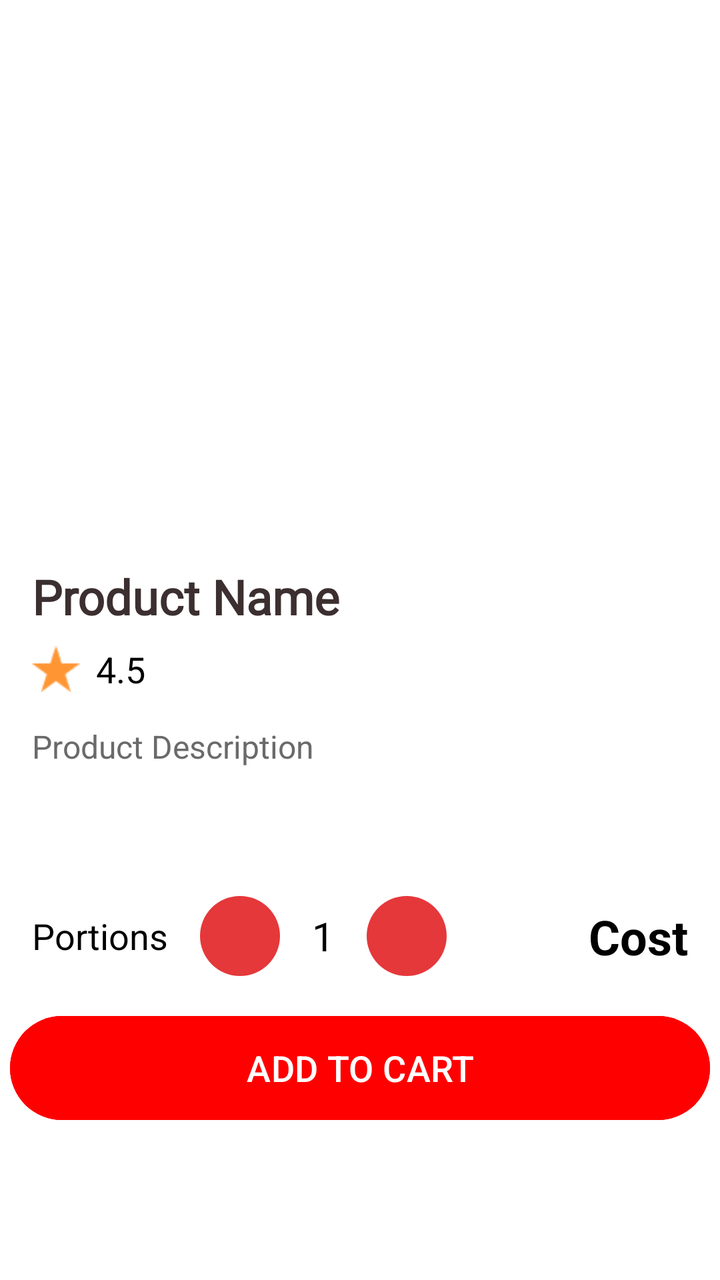
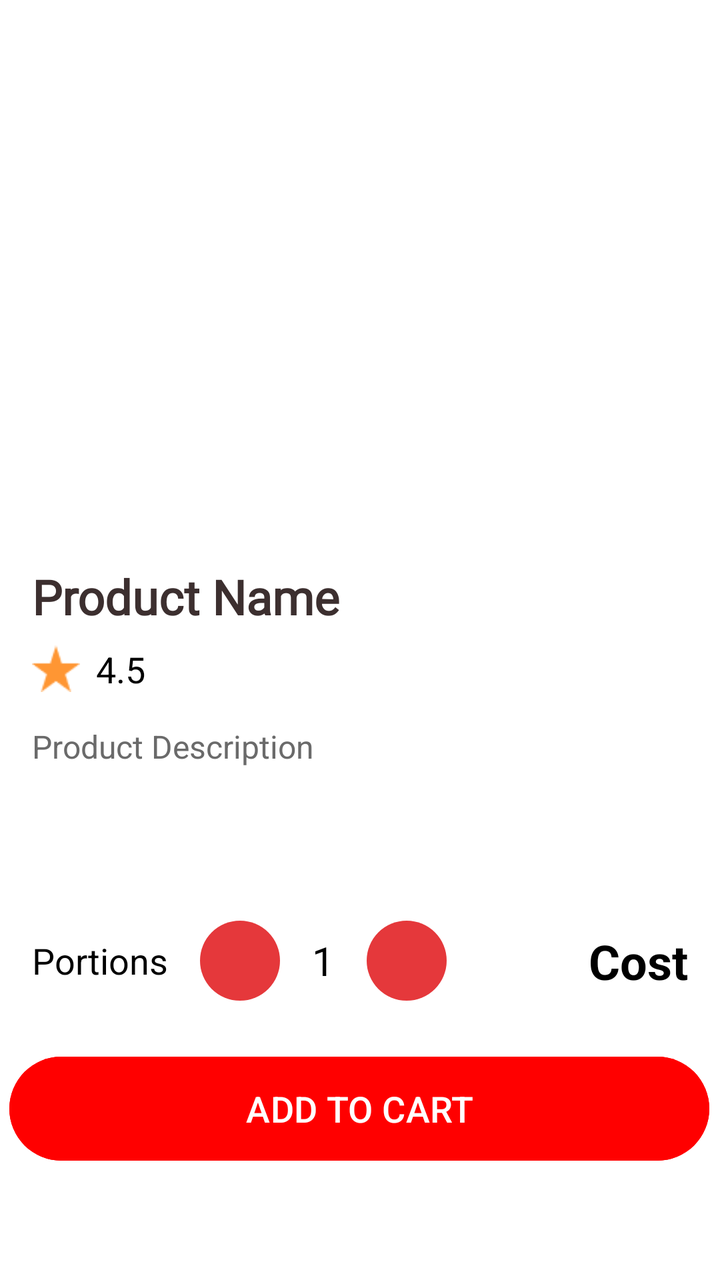

Before-and-after screenshots of an Android layout around one commit, followed by the original layout XML and the change that was made.
<!-- AndroidManifest.xml: application theme Theme.Foodie -->
<!-- res/layout/activity_product_details.xml -->
<?xml version="1.0" encoding="utf-8"?>
<androidx.constraintlayout.widget.ConstraintLayout xmlns:android="http://schemas.android.com/apk/res/android"
    xmlns:app="http://schemas.android.com/apk/res-auto"
    xmlns:tools="http://schemas.android.com/tools"
    android:id="@+id/main"
    android:background="@color/white"
    android:layout_width="match_parent"
    android:layout_height="match_parent"
    tools:context=".ProductDetailsActivity">

    <ImageView
        android:id="@+id/productImageView"
        android:layout_width="0dp"
        android:layout_height="250dp"
        android:layout_marginTop="16dp"
        app:layout_constraintTop_toTopOf="parent"
        app:layout_constraintStart_toStartOf="parent"
        app:layout_constraintEnd_toEndOf="parent"
        android:layout_marginStart="16dp"
        android:layout_marginEnd="16dp"
        android:scaleType="fitCenter"/>

    <TextView
        android:id="@+id/productNameTextView"
        android:layout_width="0dp"
        android:layout_height="wrap_content"
        android:layout_marginTop="16dp"
        android:fontFamily="@font/roboto"
        android:text="Product Name"
        android:textColor="#3C2F2F"
        android:textSize="24sp"
        android:textStyle="bold"
        app:layout_constraintTop_toBottomOf="@+id/productImageView"
        app:layout_constraintStart_toStartOf="@id/productImageView"
        app:layout_constraintEnd_toEndOf="@id/productImageView"/>

    <ImageView
        android:id="@+id/imageView3"
        android:layout_width="24dp"
        android:layout_height="24dp"
        android:src="@drawable/star"
        app:layout_constraintStart_toStartOf="@id/productNameTextView"
        app:layout_constraintTop_toBottomOf="@id/productNameTextView"
        android:layout_marginTop="8dp"/>

    <TextView
        android:id="@+id/productRatingTextView"
        android:layout_width="wrap_content"
        android:layout_height="wrap_content"
        android:text="4.5"
        android:textColor="@color/black"
        android:textSize="18sp"
        app:layout_constraintStart_toEndOf="@id/imageView3"
        app:layout_constraintTop_toTopOf="@id/imageView3"
        app:layout_constraintBottom_toBottomOf="@id/imageView3"
        android:layout_marginStart="8dp"/>

    <TextView
        android:id="@+id/productDescriptionTextView"
        android:layout_width="0dp"
        android:layout_height="0dp"
        android:layout_marginTop="16dp"
        android:layout_marginBottom="16dp"
        android:text="Product Description"
        android:textColor="#6A6A6A"
        android:textSize="16sp"
        app:layout_constraintBottom_toTopOf="@+id/pricePortionContainer"
        app:layout_constraintEnd_toEndOf="@id/productImageView"
        app:layout_constraintStart_toStartOf="@id/productImageView"
        app:layout_constraintTop_toBottomOf="@+id/imageView3" />

    <androidx.constraintlayout.widget.ConstraintLayout
        android:id="@+id/pricePortionContainer"
        android:layout_width="0dp"
        android:layout_height="wrap_content"
        android:layout_marginBottom="16dp"
        app:layout_constraintBottom_toTopOf="@id/addToCartButton"
        app:layout_constraintStart_toStartOf="@id/productImageView"
        app:layout_constraintEnd_toEndOf="@id/productImageView">

        <LinearLayout
            android:id="@+id/portionsLinearLayout"
            android:layout_width="wrap_content"
            android:layout_height="wrap_content"
            android:gravity="center_vertical"
            android:orientation="horizontal"
            app:layout_constraintBottom_toBottomOf="parent"
            app:layout_constraintStart_toStartOf="parent"
            app:layout_constraintTop_toTopOf="parent">

            <TextView
                android:layout_width="wrap_content"
                android:layout_height="wrap_content"
                android:layout_marginEnd="16dp"
                android:text="Portions"
                android:textColor="@android:color/black"
                android:textSize="18sp" />

            <Button
                android:id="@+id/decreasePortionButton"
                android:layout_width="40dp"
                android:layout_height="40dp"
                android:insetTop="0dp"
                android:insetBottom="0dp"
                android:text="-"
                android:textColor="@color/white"
                android:textSize="30sp"
                app:backgroundTint="@color/redImp" />

            <TextView
                android:id="@+id/portionCountTextView"
                android:layout_width="wrap_content"
                android:layout_height="wrap_content"
                android:layout_marginStart="16dp"
                android:layout_marginEnd="16dp"
                android:text="1"
                android:textColor="@android:color/black"
                android:textSize="20sp" />

            <Button
                android:id="@+id/increasePortionButton"
                android:layout_width="40dp"
                android:layout_height="40dp"
                android:insetTop="0dp"
                android:insetBottom="0dp"
                android:text="+"
                android:textColor="@color/white"
                android:textSize="30sp"
                app:backgroundTint="@color/redImp" />
        </LinearLayout>

        <TextView
            android:id="@+id/productCostView"
            android:layout_width="wrap_content"
            android:layout_height="wrap_content"
            android:text="Cost"
            android:textAlignment="viewEnd"
            android:textColor="@android:color/black"
            android:textSize="24sp"
            android:textStyle="bold"
            app:layout_constraintBottom_toBottomOf="parent"
            app:layout_constraintEnd_toEndOf="parent"
            app:layout_constraintTop_toTopOf="parent" />

    </androidx.constraintlayout.widget.ConstraintLayout>
    <Button
        android:id="@+id/addToCartButton"
        android:layout_width="350dp"
        android:layout_height="60dp"
        android:layout_marginBottom="76dp"
        android:backgroundTint="#FF0000"
        android:text="ADD TO CART"
        android:textColor="@android:color/white"
        android:textSize="18sp"
        app:layout_constraintBottom_toBottomOf="parent"
        app:layout_constraintEnd_toEndOf="parent"
        app:layout_constraintHorizontal_bias="0.491"
        app:layout_constraintStart_toStartOf="parent" />

</androidx.constraintlayout.widget.ConstraintLayout>
<!-- resources referenced by this layout -->
<resources>
  <color name="black">#FF000000</color>
  <color name="redImp">#E5383B</color>
  <color name="white">#FFFFFFFF</color>
  <!-- drawable star: png bitmap (drawable, 464 bytes) -->
  <style name="Theme.Foodie" parent="Base.Theme.Foodie" />
  <style name="Base.Theme.Foodie" parent="Theme.Material3.DayNight.NoActionBar">
          
          
      </style>
</resources>

<!-- the commit's change to res/layout/activity_product_details.xml (unified diff, before → after) -->
@@ -32,7 +32,8 @@
         android:textStyle="bold"
         app:layout_constraintTop_toBottomOf="@+id/productImageView"
         app:layout_constraintStart_toStartOf="@id/productImageView"
-        app:layout_constraintEnd_toEndOf="@id/productImageView"/>
+        app:layout_constraintEnd_toEndOf="@+id/productImageView"
+        tools:ignore="HardcodedText" />
 
     <ImageView
         android:id="@+id/imageView3"
@@ -40,7 +41,7 @@
         android:layout_height="24dp"
         android:src="@drawable/star"
         app:layout_constraintStart_toStartOf="@id/productNameTextView"
-        app:layout_constraintTop_toBottomOf="@id/productNameTextView"
+        app:layout_constraintTop_toBottomOf="@+id/productNameTextView"
         android:layout_marginTop="8dp"/>
 
     <TextView
@@ -52,7 +53,7 @@
         android:textSize="18sp"
         app:layout_constraintStart_toEndOf="@id/imageView3"
         app:layout_constraintTop_toTopOf="@id/imageView3"
-        app:layout_constraintBottom_toBottomOf="@id/imageView3"
+        app:layout_constraintBottom_toBottomOf="@+id/imageView3"
         android:layout_marginStart="8dp"/>
 
     <TextView
@@ -67,16 +68,17 @@
         app:layout_constraintBottom_toTopOf="@+id/pricePortionContainer"
         app:layout_constraintEnd_toEndOf="@id/productImageView"
         app:layout_constraintStart_toStartOf="@id/productImageView"
-        app:layout_constraintTop_toBottomOf="@+id/imageView3" />
+        app:layout_constraintTop_toBottomOf="@id/imageView3"
+        tools:ignore="HardcodedText" />
 
     <androidx.constraintlayout.widget.ConstraintLayout
         android:id="@+id/pricePortionContainer"
         android:layout_width="0dp"
         android:layout_height="wrap_content"
-        android:layout_marginBottom="16dp"
-        app:layout_constraintBottom_toTopOf="@id/addToCartButton"
-        app:layout_constraintStart_toStartOf="@id/productImageView"
-        app:layout_constraintEnd_toEndOf="@id/productImageView">
+        android:layout_marginBottom="24dp"
+        app:layout_constraintBottom_toTopOf="@+id/addToCartButton"
+        app:layout_constraintEnd_toEndOf="@id/productImageView"
+        app:layout_constraintStart_toStartOf="@id/productImageView">
 
         <LinearLayout
             android:id="@+id/portionsLinearLayout"
@@ -143,18 +145,35 @@
             app:layout_constraintTop_toTopOf="parent" />
 
     </androidx.constraintlayout.widget.ConstraintLayout>
+
     <Button
         android:id="@+id/addToCartButton"
         android:layout_width="350dp"
         android:layout_height="60dp"
-        android:layout_marginBottom="76dp"
         android:backgroundTint="#FF0000"
         android:text="ADD TO CART"
         android:textColor="@android:color/white"
         android:textSize="18sp"
         app:layout_constraintBottom_toBottomOf="parent"
         app:layout_constraintEnd_toEndOf="parent"
-        app:layout_constraintHorizontal_bias="0.491"
-        app:layout_constraintStart_toStartOf="parent" />
+        app:layout_constraintHorizontal_bias="0.475"
+        app:layout_constraintStart_toStartOf="parent"
+        app:layout_constraintTop_toTopOf="parent"
+        app:layout_constraintVertical_bias="0.904" />
+
+    <TextView
+        android:id="@+id/allergyWarningTextView"
+        android:layout_width="0dp"
+        android:layout_height="wrap_content"
+        android:layout_marginTop="8dp"
+        android:text="Warning: This item may contain ingredients you are allergic to."
+        android:textAlignment="center"
+        android:textColor="@color/redImp"
+        android:textStyle="bold"
+        android:visibility="gone"
+        app:layout_constraintTop_toBottomOf="@+id/addToCartButton"
+        app:layout_constraintStart_toStartOf="@+id/addToCartButton"
+        app:layout_constraintEnd_toEndOf="@+id/addToCartButton"
+        tools:ignore="HardcodedText" />
 
 </androidx.constraintlayout.widget.ConstraintLayout>
